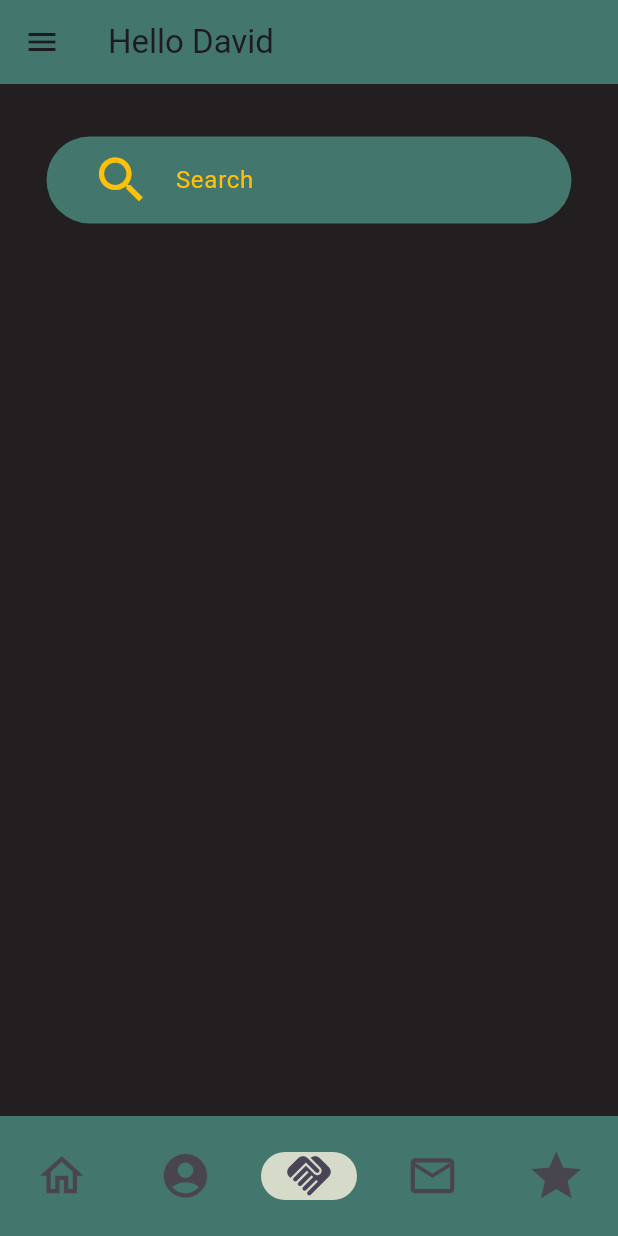
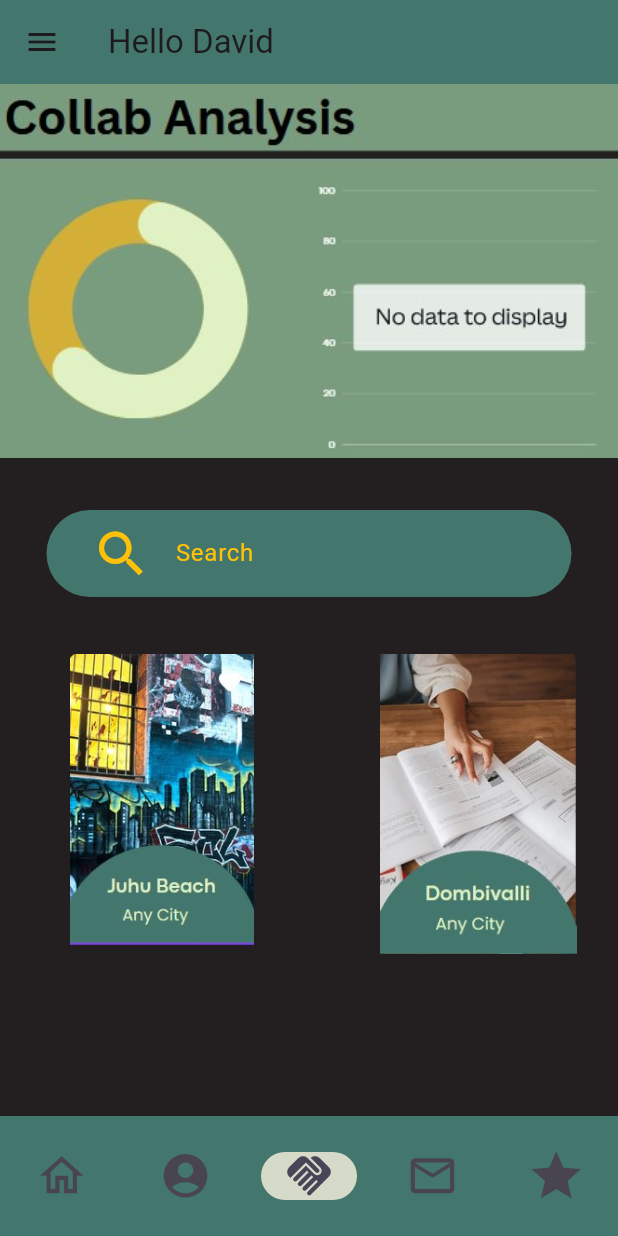
Before and after one commit to ARTISTART367/Collaborations, a Flutter app: the Collab screen opened by its route, on a phone screen of 412 x 824 dp. Run offline on Flutter 3.47's test engine with Material 3 defaults, Android fonts, the phone set to English and light mode, and no system bars.

Commit message:
Collaboration

```diff
--- a/lib/components/inter_rank.dart
+++ b/lib/components/inter_rank.dart
@@ -13,15 +13,16 @@ class IndiRank extends StatelessWidget {
       'Jess',
       'Tushar',
       'Neha',
+      'David',
       'Kaustubh',
       'Praneet',
       'Soham',
-      'Lenoy'
+      'Lenoy',
     ];
     return Scaffold(
       appBar: AppBar(
         title: const Text('Rankings'),
-        backgroundColor: Colors.amber,
+        backgroundColor: const Color(0xff43766C),
         centerTitle: true,
       ),
       body: SizedBox(
--- a/lib/pages/Home.dart
+++ b/lib/pages/Home.dart
@@ -1,7 +1,6 @@
 import 'package:flutter/material.dart';
 import '../components/bottom_nav_bar.dart' as bottomNav;
 import '../widgets/search_bar.dart' as search;
-import '../components/user_top.dart' as topProfile;
 import '../components/ContentCard.dart' as cc;
 import 'appdrawer.dart'; // Import your AppDrawer here
 
--- a/lib/pages/collaborations.dart
+++ b/lib/pages/collaborations.dart
@@ -5,7 +5,7 @@ import '../widgets/search_bar.dart' as search;
 import 'package:gdsc_sol_challenge_00/pages/appdrawer.dart';
 
 class Collab extends StatelessWidget {
-  const Collab({Key? key});
+  const Collab({Key? key}) : super(key: key);
 
   @override
   Widget build(BuildContext context) {
@@ -19,14 +19,49 @@ class Collab extends StatelessWidget {
       body: Stack(
         children: [
           Container(
-            child: const Column(
+            child: Column(
               children: [
-                Padding(
+                Container(
+                  child:
+                      Image.asset('assets/collab.jpg'), // Check your asset path
+                ),
+                const Padding(
                   padding: EdgeInsets.only(top: 5),
                   child: Center(
                     child: search.SearchBar(), // Corrected usage
                   ),
                 ),
+                Padding(
+                  padding: const EdgeInsets.all(8.0),
+                  child: SingleChildScrollView(
+                    scrollDirection: Axis.horizontal,
+                    child: Row(
+                      children: [
+                        Container(
+                          margin: const EdgeInsets.only(right: 11),
+                          height: 200,
+                          width: 200,
+                          child: Image.asset(
+                              'assets/collbOne.jpg'), // Check your asset path
+                        ),
+                        Container(
+                          margin: const EdgeInsets.only(right: 11),
+                          height: 200,
+                          width: 200,
+                          child: Image.asset(
+                              'assets/collabTwo.jpg'), // Check your asset path
+                        ),
+                        Container(
+                          margin: const EdgeInsets.only(right: 11),
+                          height: 200,
+                          width: 200,
+                          child: Image.asset(
+                              'assets/collab.jpg'), // Check your asset path
+                        ),
+                      ],
+                    ),
+                  ),
+                )
               ],
             ),
           ),
```
Also changed, not shown: assets/collab.jpg (added), assets/collabTwo.jpg (added), assets/collbOne.jpg (added), 1 other file.
